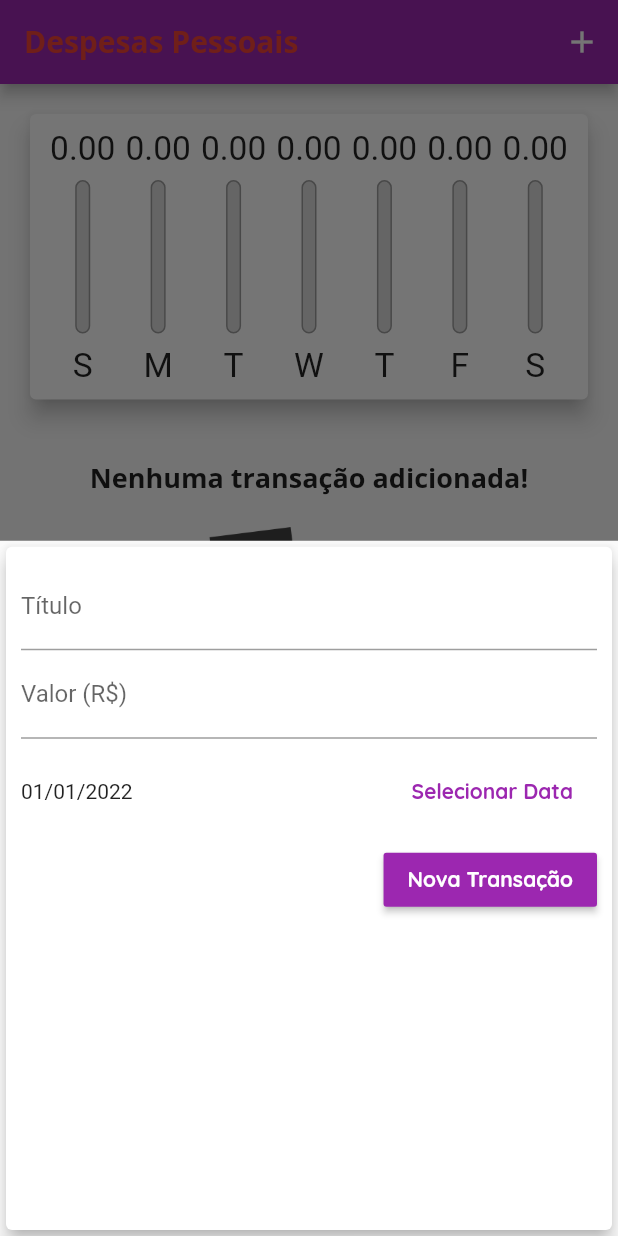
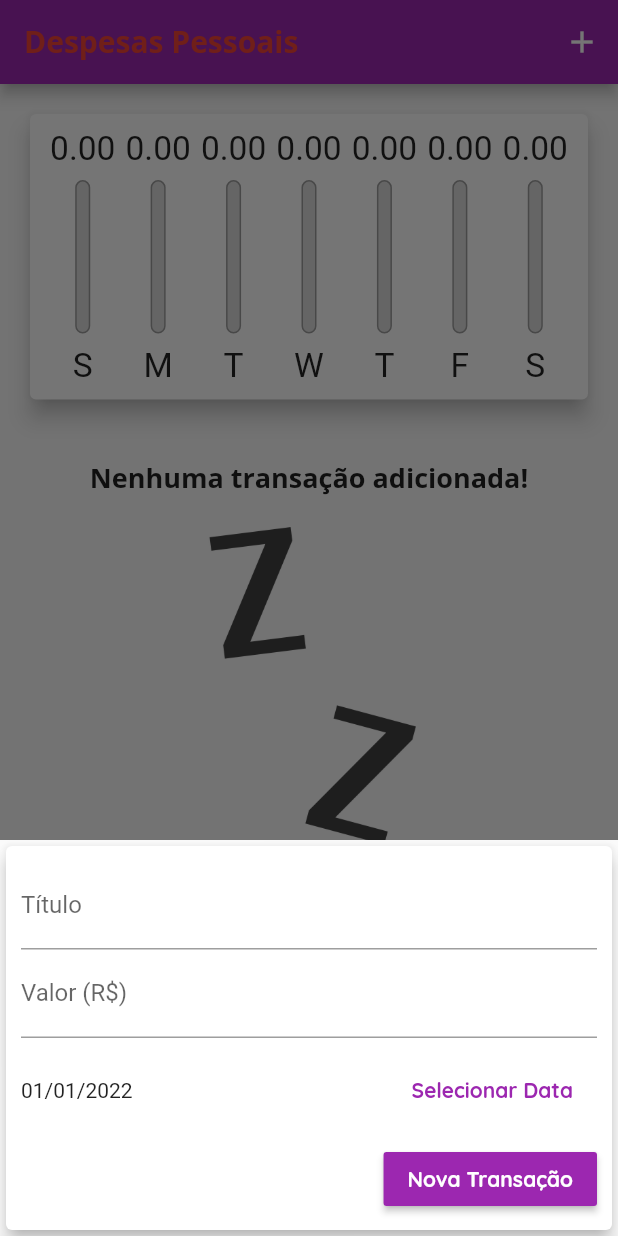
Before and after one commit to felixvicent/gestapp, a Flutter app: the screen it shows after launch, after a tap on the "add" icon, on a phone screen of 412 x 824 dp. Run offline on Flutter 3.47's test engine with Material 2 defaults, Android fonts, the phone set to English and light mode, and no system bars.

Commit message:
Fix form height in landscape

```diff
--- a/lib/components/transaction_form.dart
+++ b/lib/components/transaction_form.dart
@@ -48,7 +48,8 @@ class _TransactionFormState extends State<TransactionForm> {
 
   @override
   Widget build(BuildContext context) {
-    return Card(
+    return SingleChildScrollView(
+      child: Card(
         elevation: 5,
         child: Padding(
           padding: const EdgeInsets.all(10),
@@ -106,6 +107,7 @@ class _TransactionFormState extends State<TransactionForm> {
             ],
           ),
         ),
+      ),
     );
   }
 }
```
Lines whose indentation alone changed are shown as unchanged.
